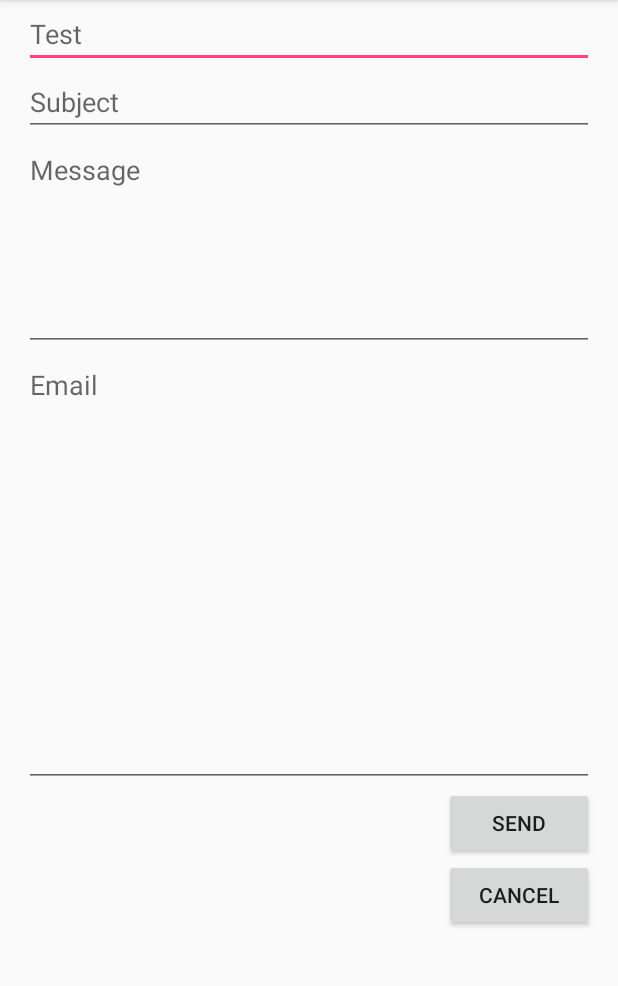
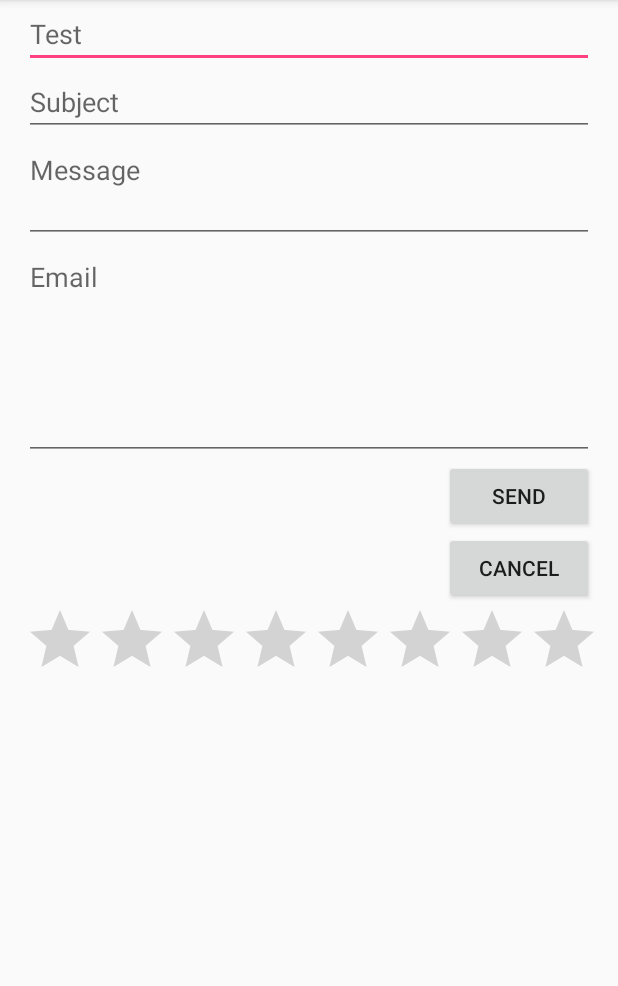
Before and after one commit to hainam01256/MyApp, an Android app: the screen it shows after launch (MainActivity), on a phone screen of 412 x 824 dp, the part 84-1070 px from its top. Run offline under Robolectric (Android 15) with nearby library versions, the phone set to English and light mode, and no system bars.

Commit message:
code layout Linear

```diff
--- a/app/src/main/res/layout/activity_main.xml
+++ b/app/src/main/res/layout/activity_main.xml
@@ -17,13 +17,15 @@
     <EditText
         android:layout_width="match_parent"
         android:layout_height="wrap_content"
-        android:layout_weight="0.2"
+        android:layout_weight="0.06"
         android:gravity="top"
         android:hint="@string/message" />
+
     <EditText
+        android:id="@+id/editText"
         android:layout_width="match_parent"
         android:layout_height="wrap_content"
-        android:layout_weight="0.5"
+        android:layout_weight="0.23"
         android:gravity="top"
         android:hint="Email" />
 
@@ -39,4 +41,9 @@
         android:layout_height="wrap_content"
         android:layout_gravity="right"
         android:text="Cancel" />
+
+    <RatingBar
+        android:id="@+id/ratingBar"
+        android:layout_width="match_parent"
+        android:layout_height="wrap_content" />
 </LinearLayout>
```
